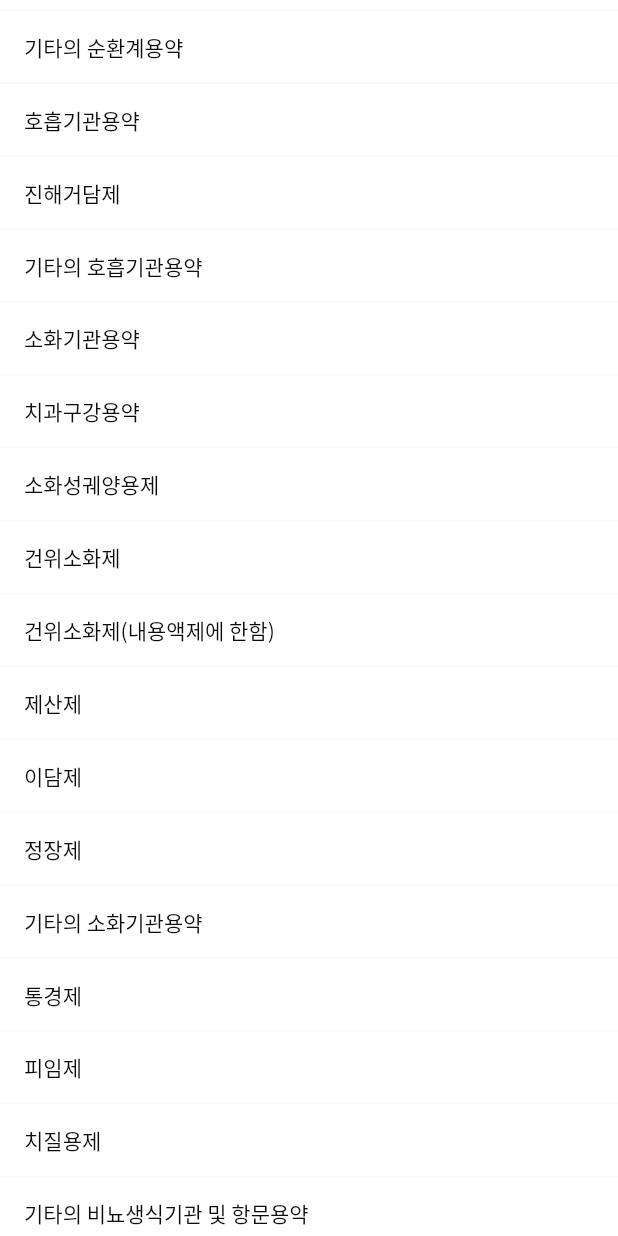
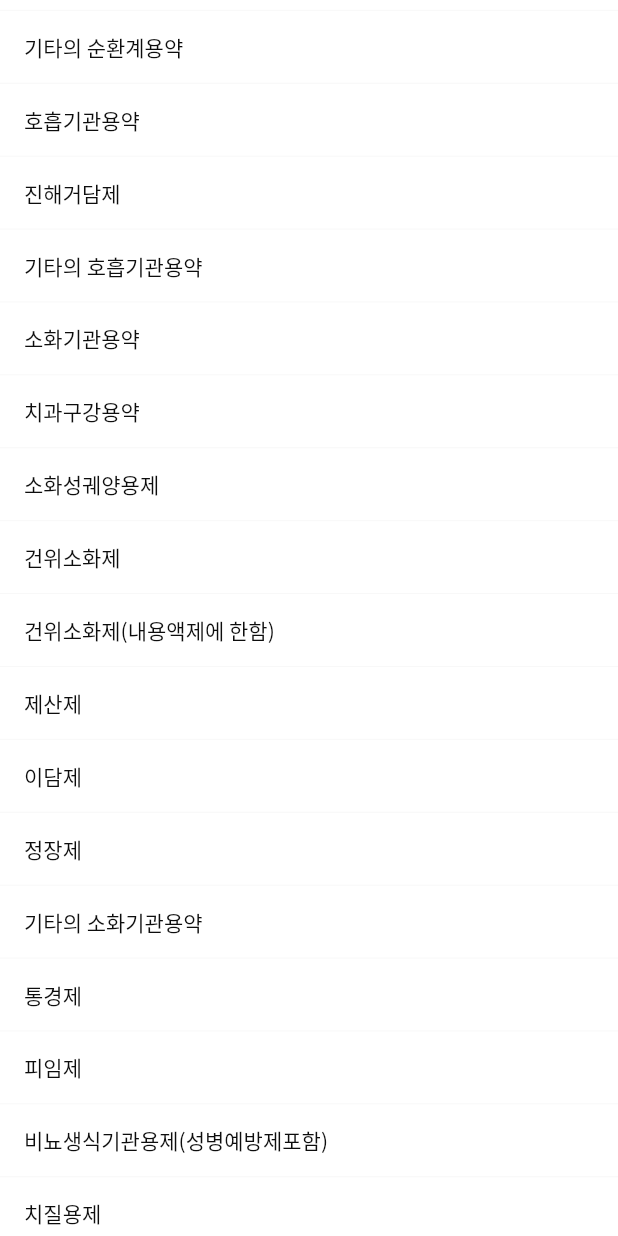
Before and after one commit to Semodrug/semo_ver2, a Flutter app: the RankingPage screen opened by its route, scrolled down 576 dp, on a phone screen of 412 x 824 dp. Run offline on Flutter 3.47's test engine with Material 2 defaults, Android fonts, the phone set to English and light mode, and no system bars; our stand-ins replace camera, cloud_firestore, firebase_auth, firebase_core, firebase_storage, fl_chart and 7 more; missing offline and left inert: camera_platform_interface, dynamic_text_highlighting, firebase_ml_vision, flutter_facebook_auth; accounts and stored records are empty.

Commit message:
[UPDATE] Error fixed

```diff
--- a/lib/ranking/ranking.dart
+++ b/lib/ranking/ranking.dart
@@ -32,7 +32,6 @@ class RankingPage extends StatelessWidget {
                   onTap: () {
                     getCategory = numCategory[index] +
                         categories[index];
-                    print('        ==>    $getCategory');//카테고리 설정해주기
                     Navigator.push(
                       context,
                       MaterialPageRoute(
@@ -103,7 +102,7 @@ final categories = [
 
   '통경제',
   '피임제',
-  //'비뇨생식기관용제(성병예방제포함)',
+  '비뇨생식기관용제(성병예방제포함)',
   '치질용제',
   '기타의 비뇨생식기관 및 항문용약',
 
@@ -217,7 +216,7 @@ final numCategory = [
 
   '[02530]',//통경제
   '[02540]',//피임제
-  //'[02550]'//비뇨생식기관용제(성병예방제포함)
+  '[02550]',//비뇨생식기관용제(성병예방제포함)
   '[02560]',//치질용제
   '[02590]',//기타의 비뇨생식기관 및 항문용약
 
```
